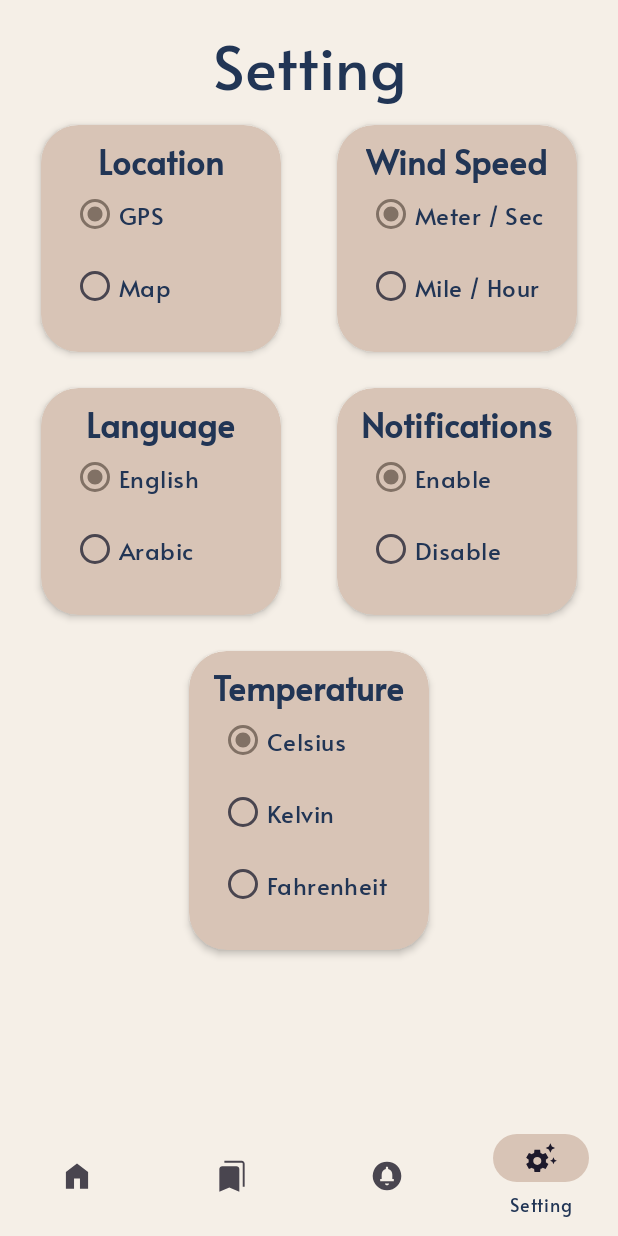
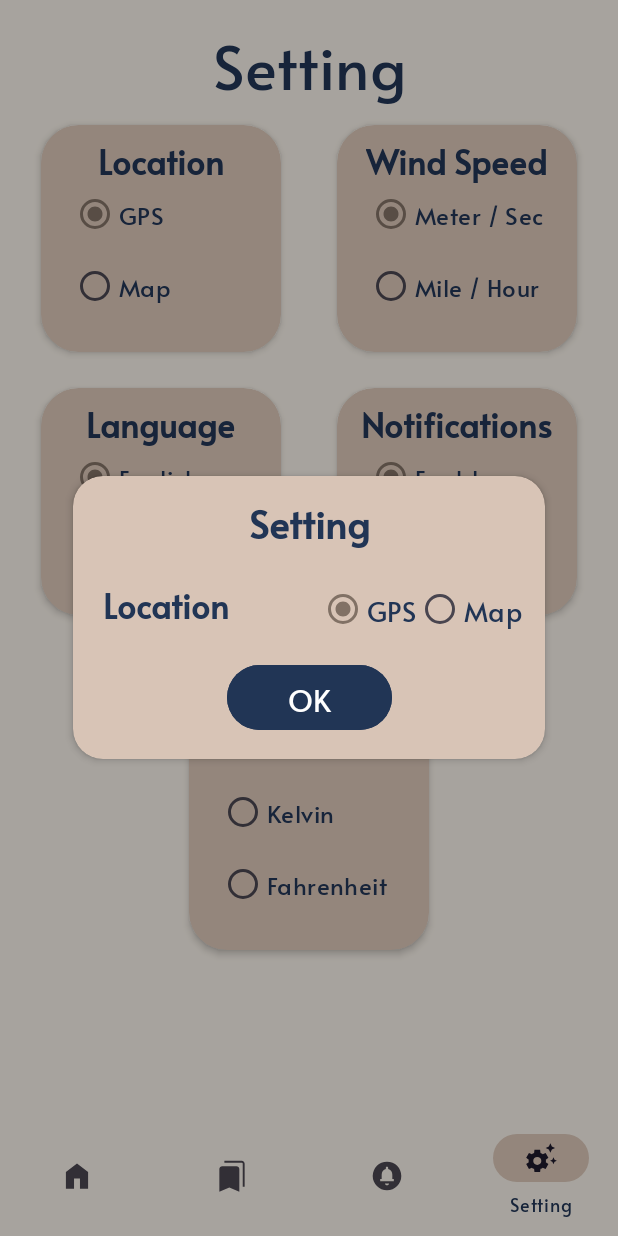
Before and after one commit to hassankamal87/Weather-Cast-ITI-Android, an Android app: the screen it shows after launch (HomeActivity), item 4 of the bottom bar chosen, on a phone screen of 412 x 824 dp. Run offline under Robolectric (Android 15) with nearby library versions, the phone set to English and light mode, and no system bars; our stand-ins replace navigation-ui.

Commit message:
initial alert with save choice in shared preference

```diff
--- a/app/build.gradle
+++ b/app/build.gradle
@@ -1,6 +1,8 @@
 plugins {
     id 'com.android.application'
     id 'org.jetbrains.kotlin.android'
+    id 'com.google.android.libraries.mapsplatform.secrets-gradle-plugin'
+
 }
 
 android {
@@ -54,8 +56,9 @@ dependencies {
     implementation "androidx.navigation:navigation-fragment-ktx:2.7.0-beta01"
     implementation "androidx.navigation:navigation-ui-ktx:2.7.0-beta01"
 
-    //google location services
+    //google services
     implementation 'com.google.android.gms:play-services-location:17.1.0'
+    implementation 'com.google.android.gms:play-services-maps:18.1.0'
 
     //coroutines
     implementation 'androidx.lifecycle:lifecycle-runtime-ktx:2.6.1'
--- a/app/src/main/AndroidManifest.xml
+++ b/app/src/main/AndroidManifest.xml
@@ -1,8 +1,10 @@
 <?xml version="1.0" encoding="utf-8"?>
 <manifest xmlns:android="http://schemas.android.com/apk/res/android"
     xmlns:tools="http://schemas.android.com/tools">
+
     <uses-permission android:name="android.permission.INTERNET" />
     <uses-permission android:name="android.permission.ACCESS_COARSE_LOCATION" />
+
     <application
         android:allowBackup="true"
         android:dataExtractionRules="@xml/data_extraction_rules"
@@ -13,6 +15,7 @@
         android:supportsRtl="true"
         android:theme="@style/Theme.NOAA"
         tools:targetApi="31">
+
         <activity
             android:name=".homeactivity.view.HomeActivity"
             android:exported="false" />
--- a/app/src/main/java/com/example/noaa/home/view/HomeFragment.kt
+++ b/app/src/main/java/com/example/noaa/home/view/HomeFragment.kt
@@ -43,4 +43,8 @@ class HomeFragment : Fragment() {
         val animation = AnimationUtils.loadAnimation(requireContext(), R.anim.place_changer)
         binding.ivWeather.startAnimation(animation)
     }
+
+   /* fun onGetCoordinate(coordinate: Coordinate){
+
+    }*/
 }
--- a/app/src/main/java/com/example/noaa/homeactivity/view/HomeActivity.kt
+++ b/app/src/main/java/com/example/noaa/homeactivity/view/HomeActivity.kt
@@ -1,13 +1,20 @@
 package com.example.noaa.homeactivity.view
 
 import android.Manifest
+import android.app.Activity
 import android.app.AlertDialog
-import android.content.Context
+import android.app.Dialog
+import android.app.SearchManager
 import android.content.Intent
+import android.graphics.Color
+import android.graphics.drawable.ColorDrawable
+import android.net.Uri
 import androidx.appcompat.app.AppCompatActivity
 import android.os.Bundle
 import android.provider.Settings
 import android.util.Log
+import android.view.Window
+import android.widget.Toast
 import androidx.core.app.ActivityCompat
 import androidx.lifecycle.ViewModelProvider
 import androidx.navigation.NavController
@@ -15,11 +22,11 @@ import androidx.navigation.Navigation
 import androidx.navigation.ui.NavigationUI
 import com.example.noaa.R
 import com.example.noaa.databinding.ActivityHomeBinding
-import com.example.noaa.home.view.HomeFragment
+import com.example.noaa.databinding.InitialDialogLayoutBinding
 import com.example.noaa.homeactivity.viewmodel.HomeActivityViewModel
 import com.example.noaa.homeactivity.viewmodel.HomeActivityViewModelFactory
 import com.example.noaa.utilities.Constants
-import com.example.services.location.LocationClient
+import com.example.noaa.services.location.LocationClient
 import com.google.android.gms.location.LocationServices
 
 
@@ -28,6 +35,8 @@ const val My_LOCATION_PERMISSION_ID = 5005
 
 class HomeActivity : AppCompatActivity() {
     lateinit var binding: ActivityHomeBinding
+    lateinit var bindingInitialLayoutDialog: InitialDialogLayoutBinding
+    private var checkedBtn: Int = 0
     private lateinit var navController: NavController
 
     lateinit var homeActivityViewModelFactory: HomeActivityViewModelFactory
@@ -38,28 +47,35 @@ class HomeActivity : AppCompatActivity() {
         setContentView(binding.root)
         navController = Navigation.findNavController(this, R.id.nav_host_fragment)
         NavigationUI.setupWithNavController(binding.bottomNavigation, navController)
-
+        bindingInitialLayoutDialog = InitialDialogLayoutBinding.inflate(layoutInflater)
 
         homeActivityViewModelFactory = HomeActivityViewModelFactory(
             LocationClient.getInstance(
                 LocationServices.getFusedLocationProviderClient(this)
-            )
+            ), getSharedPreferences(Constants.SETTING, MODE_PRIVATE)
         )
         activityViewModel =
             ViewModelProvider(this, homeActivityViewModelFactory)[HomeActivityViewModel::class.java]
 
-        activityViewModel.locationStatusLiveData.observe(this){
-            when(it){
+
+        activityViewModel.locationStatusLiveData.observe(this) {
+            when (it) {
                 Constants.SHOW_DIALOG -> showLocationDialog()
                 Constants.REQUEST_PERMISSION -> requestPermissions()
+                Constants.SHOW_INITIAL_DIALOG -> showInitialSettingDialog()
+                Constants.TRANSITION_TO_MAP -> transitionToMap()
             }
         }
 
-        activityViewModel.coordinateLiveData.observe(this){
+        activityViewModel.coordinateLiveData.observe(this) {
             Log.d(TAG, "latitude -> ${it.latitude}")
             Log.d(TAG, "longitude -> ${it.longitude}")
+            Toast.makeText(this, "${it.latitude} \n${it.longitude} ", Toast.LENGTH_SHORT).show()
         }
+
     }
+
+
 
 
     override fun onResume() {
@@ -67,6 +83,18 @@ class HomeActivity : AppCompatActivity() {
         Log.d(TAG, "onResume: ")
         activityViewModel.getLocation(this)
     }
+
+    private fun transitionToMap() {
+        Log.d(TAG, "onResume: transition to map")
+
+//        val latitude = 26.8206
+//        val longitude = 30.8025
+//        val zoomLevel = 15
+//        val geoUri = "geo:$latitude,$longitude?z=$zoomLevel"
+//        val intent = Intent(Intent.ACTION_PICK, Uri.parse(geoUri))
+//        startActivityForResult(intent,Constants.REQUEST_CODE_MAP)
+    }
+
 
 
     private fun requestPermissions() {
@@ -98,4 +126,28 @@ class HomeActivity : AppCompatActivity() {
         val dialog = builder.create()
         dialog.show()
     }
+
+    private fun showInitialSettingDialog() {
+        val dialog = Dialog(this)
+        dialog.requestWindowFeature(Window.FEATURE_NO_TITLE)
+        dialog.setCancelable(false)
+
+        dialog.setContentView(bindingInitialLayoutDialog.root)
+        dialog.window?.setBackgroundDrawable(ColorDrawable(Color.TRANSPARENT))
+
+        bindingInitialLayoutDialog.btnOkInitial.setOnClickListener {
+            checkedBtn =
+                bindingInitialLayoutDialog.radioGroupSettingLocationInitial.checkedRadioButtonId
+
+            if (checkedBtn == bindingInitialLayoutDialog.radioSettingGpsInitial.id) {
+                activityViewModel.setLocationChoice(Constants.GPS)
+            } else {
+                activityViewModel.setLocationChoice(Constants.MAP)
+            }
+            activityViewModel.getLocation(this)
+
+            dialog.dismiss()
+        }
+        dialog.show()
+    }
 }
--- a/app/src/main/java/com/example/noaa/homeactivity/viewmodel/HomeActivityViewModel.kt
+++ b/app/src/main/java/com/example/noaa/homeactivity/viewmodel/HomeActivityViewModel.kt
@@ -1,6 +1,8 @@
 package com.example.noaa.homeactivity.viewmodel
 
 import android.content.Context
+import android.content.SharedPreferences
+import android.telephony.CarrierConfigManager.Gps
 import androidx.lifecycle.LiveData
 import androidx.lifecycle.MutableLiveData
 import androidx.lifecycle.ViewModel
@@ -8,11 +10,14 @@ import androidx.lifecycle.viewModelScope
 import com.example.noaa.model.Coordinate
 import com.example.noaa.utilities.Constants
 import com.example.noaa.utilities.LocationUtility
-import com.example.services.location.LocationClient
+import com.example.noaa.services.location.LocationClient
 import kotlinx.coroutines.flow.collectLatest
 import kotlinx.coroutines.launch
 
-class HomeActivityViewModel(private val locationClient: LocationClient) : ViewModel() {
+class HomeActivityViewModel(
+    private val locationClient: LocationClient,
+    private val sharedPreferences: SharedPreferences
+) : ViewModel() {
 
     private val _locationStatusMutableLiveData: MutableLiveData<String> = MutableLiveData()
     val locationStatusLiveData: LiveData<String>
@@ -22,7 +27,14 @@ class HomeActivityViewModel(private val locationClient: LocationClient) : ViewMo
     val coordinateLiveData: LiveData<Coordinate>
         get() = _coordinateMutableLiveData
 
+
+    fun setLocationChoice(choice: String) {
+        sharedPreferences.edit().putString(Constants.LOCATION, choice).apply()
+    }
+
     fun getLocation(context: Context) {
+        when (sharedPreferences.getString(Constants.LOCATION, "null")) {
+            Constants.GPS -> {
                 if (LocationUtility.checkPermission(context)) {
                     if (LocationUtility.isLocationIsEnabled(context)) {
                         viewModelScope.launch {
@@ -38,5 +50,15 @@ class HomeActivityViewModel(private val locationClient: LocationClient) : ViewMo
                 }
             }
 
+            Constants.MAP -> {
+                _locationStatusMutableLiveData.postValue(Constants.TRANSITION_TO_MAP)
+            }
+
+            else -> {
+                _locationStatusMutableLiveData.postValue(Constants.SHOW_INITIAL_DIALOG)
+            }
+        }
+    }
+
 
 }
--- a/app/src/main/java/com/example/noaa/homeactivity/viewmodel/HomeActivityViewModelFactory.kt
+++ b/app/src/main/java/com/example/noaa/homeactivity/viewmodel/HomeActivityViewModelFactory.kt
@@ -1,14 +1,18 @@
 package com.example.noaa.homeactivity.viewmodel
 
+import android.content.SharedPreferences
 import androidx.lifecycle.ViewModel
 import androidx.lifecycle.ViewModelProvider
 import androidx.lifecycle.viewmodel.CreationExtras
-import com.example.services.location.LocationClient
+import com.example.noaa.services.location.LocationClient
 
-class HomeActivityViewModelFactory(val locationClient: LocationClient): ViewModelProvider.Factory {
+class HomeActivityViewModelFactory(
+    private val locationClient: LocationClient,
+    private val sharedPreferences: SharedPreferences
+) : ViewModelProvider.Factory {
     override fun <T : ViewModel> create(modelClass: Class<T>, extras: CreationExtras): T {
-        if(modelClass.isAssignableFrom(HomeActivityViewModel::class.java)){
-            return HomeActivityViewModel(locationClient) as T
+        if (modelClass.isAssignableFrom(HomeActivityViewModel::class.java)) {
+            return HomeActivityViewModel(locationClient, sharedPreferences) as T
         }
         return super.create(modelClass, extras)
     }
--- a/app/src/main/java/com/example/services/location/LocationClient.kt
+++ b/app/src/main/java/com/example/noaa/services/location/LocationClient.kt
@@ -1,4 +1,4 @@
-package com.example.services.location
+package com.example.noaa.services.location
 
 import android.annotation.SuppressLint
 import android.os.Looper
--- a/app/src/main/java/com/example/noaa/splash/view/MainActivity.kt
+++ b/app/src/main/java/com/example/noaa/splash/view/MainActivity.kt
@@ -21,4 +21,6 @@ class MainActivity : AppCompatActivity() {
         }
 
     }
+
+
 }
--- a/app/src/main/java/com/example/noaa/utilities/Constants.kt
+++ b/app/src/main/java/com/example/noaa/utilities/Constants.kt
@@ -3,4 +3,28 @@ package com.example.noaa.utilities
 object Constants {
     const val SHOW_DIALOG = "showDialog"
     const val REQUEST_PERMISSION = "requestPermission"
+    const val SHOW_INITIAL_DIALOG = "showInitialDialog"
+    const val TRANSITION_TO_MAP = "transitionToMap"
+
+    const val SETTING = "setting"
+
+    const val LOCATION = "location"
+    const val WIND_SPEED = "windSpeed"
+    const val LANGUAGE = "language"
+    const val NOTIFICATION = "notification"
+    const val TEMPERATURE = "temperature"
+
+    const val GPS = "gps"
+    const val MAP = "map"
+    const val METER_SEC = "meterSec"
+    const val MILE_HOUR = "mileHour"
+    const val ENGLISH = "english"
+    const val ARABIC = "arabic"
+    const val ENABLE = "enable"
+    const val DISABLE = "disable"
+    const val CELSIUS = "celsius"
+    const val KELVIN = "kelvin"
+    const val FAHRENHEIT = "fahrenheit"
+
+    const val REQUEST_CODE_MAP = 1254
 }
--- /dev/null
+++ b/app/src/main/res/layout/initial_dialog_layout.xml
@@ -0,0 +1,93 @@
+<?xml version="1.0" encoding="utf-8"?>
+<com.google.android.material.card.MaterialCardView xmlns:android="http://schemas.android.com/apk/res/android"
+    xmlns:app="http://schemas.android.com/apk/res-auto"
+    android:layout_width="match_parent"
+    android:layout_height="wrap_content"
+    android:backgroundTint="@color/active_color"
+    app:cardCornerRadius="20dp"
+    app:cardElevation="3dp"
+    app:cardUseCompatPadding="true"
+    app:strokeWidth="0dp">
+
+    <androidx.constraintlayout.widget.ConstraintLayout
+        android:layout_width="match_parent"
+        android:layout_height="match_parent"
+        android:paddingBottom="15dp">
+
+            <TextView
+                android:id="@+id/tv_initialSetting_title"
+                android:layout_width="wrap_content"
+                android:layout_height="wrap_content"
+                app:layout_constraintStart_toStartOf="parent"
+                app:layout_constraintEnd_toEndOf="parent"
+                app:layout_constraintTop_toTopOf="parent"
+                android:text="@string/setting_title"
+                android:layout_marginTop="10dp"
+                android:textColor="@color/text_color"
+                android:textSize="25sp"
+                android:textStyle="bold" />
+
+        <TextView
+            android:id="@+id/tv_location_title"
+            android:layout_width="wrap_content"
+            android:layout_height="wrap_content"
+            app:layout_constraintStart_toStartOf="parent"
+            app:layout_constraintTop_toBottomOf="@id/tv_initialSetting_title"
+            android:paddingTop="18dp"
+            android:layout_marginStart="20dp"
+            android:text="@string/location"
+            android:textColor="@color/text_color"
+            android:textSize="22sp"
+            android:textStyle="bold" />
+
+            <RadioGroup
+                android:id="@+id/radioGroup_setting_location_initial"
+                android:layout_width="wrap_content"
+                android:layout_height="wrap_content"
+                android:layout_marginTop="15dp"
+                android:layout_marginStart="60dp"
+                android:layout_marginEnd="15dp"
+                android:checkedButton="@+id/radio_setting_gps_initial"
+                app:layout_constraintEnd_toEndOf="parent"
+                app:layout_constraintStart_toEndOf="@id/tv_location_title"
+                app:layout_constraintTop_toBottomOf="@id/tv_initialSetting_title"
+                android:theme="@style/Widget.App.RadioButton"
+                android:orientation="horizontal">
+
+
+                <RadioButton
+                    android:id="@+id/radio_setting_gps_initial"
+                    android:layout_width="match_parent"
+                    android:layout_height="match_parent"
+                    android:text="@string/gps"
+                    android:textColor="@color/text_color"
+                    android:textSize="18sp"
+                    />
+
+                <RadioButton
+                    android:id="@+id/radio_setting_map_initial"
+                    android:layout_width="match_parent"
+                    android:layout_height="match_parent"
+                    android:text="@string/map"
+                    android:textColor="@color/text_color"
+                    android:textSize="18sp" />
+            </RadioGroup>
+
+        <Button
+            android:id="@+id/btn_ok_initial"
+            android:layout_width="110dp"
+            android:layout_height="wrap_content"
+            app:layout_constraintStart_toStartOf="parent"
+            app:layout_constraintEnd_toEndOf="parent"
+            app:layout_constraintTop_toBottomOf="@id/tv_location_title"
+            android:layout_marginTop="20dp"
+            android:backgroundTint="@color/text_color"
+            android:text="@string/ok"
+            android:textSize="20sp"
+            android:elevation="6dp"
+            />
+
+
+    </androidx.constraintlayout.widget.ConstraintLayout>
+
+</com.google.android.material.card.MaterialCardView>
--- a/app/src/main/res/values/strings.xml
+++ b/app/src/main/res/values/strings.xml
@@ -54,4 +54,5 @@
     <string name="celsius">Celsius</string>
     <string name="kelvin">Kelvin</string>
     <string name="fahrenheit">Fahrenheit</string>
+    <string name="ok">OK</string>
 </resources>
--- a/build.gradle
+++ b/build.gradle
@@ -3,4 +3,6 @@ plugins {
     id 'com.android.application' version '8.0.1' apply false
     id 'com.android.library' version '8.0.1' apply false
     id 'org.jetbrains.kotlin.android' version '1.8.20' apply false
+    id 'com.google.android.libraries.mapsplatform.secrets-gradle-plugin' version '2.0.1' apply false
+
 }
```
Lines whose indentation alone changed are shown as unchanged.
